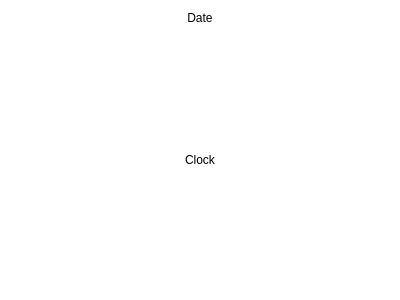
This is 2.x/UI/dooble_floating_digital_clock.ui in textbrowser/dooble as Qt 5 draws it before an edit. The edited form follows.
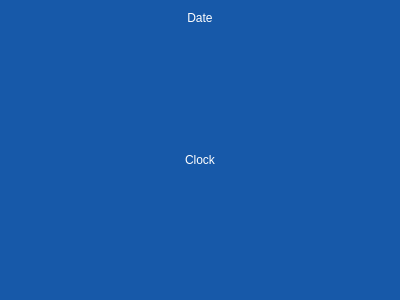
This is the edited form. Icons and pictures are not drawn.

Commit message: Digital clock.

```diff
--- a/2.x/UI/dooble_floating_digital_clock.ui
+++ b/2.x/UI/dooble_floating_digital_clock.ui
@@ -18,7 +18,7 @@
     <normaloff>:/Logo/dooble.png</normaloff>:/Logo/dooble.png</iconset>
   </property>
   <property name="styleSheet">
-   <string notr="true">QDialog {background: white;}</string>
+   <string notr="true">QDialog {background: #1759a9;}</string>
   </property>
   <layout class="QVBoxLayout" name="verticalLayout">
    <item>
@@ -29,6 +29,9 @@
        <verstretch>0</verstretch>
       </sizepolicy>
      </property>
+     <property name="styleSheet">
+      <string notr="true">QLabel {color: white;}</string>
+     </property>
      <property name="text">
       <string>Date</string>
      </property>
@@ -39,6 +42,9 @@
    </item>
    <item>
     <widget class="QLabel" name="clock">
+     <property name="styleSheet">
+      <string notr="true">QLabel {color: white;}</string>
+     </property>
      <property name="text">
       <string>Clock</string>
      </property>
```
The commit also changes 5 other files.
